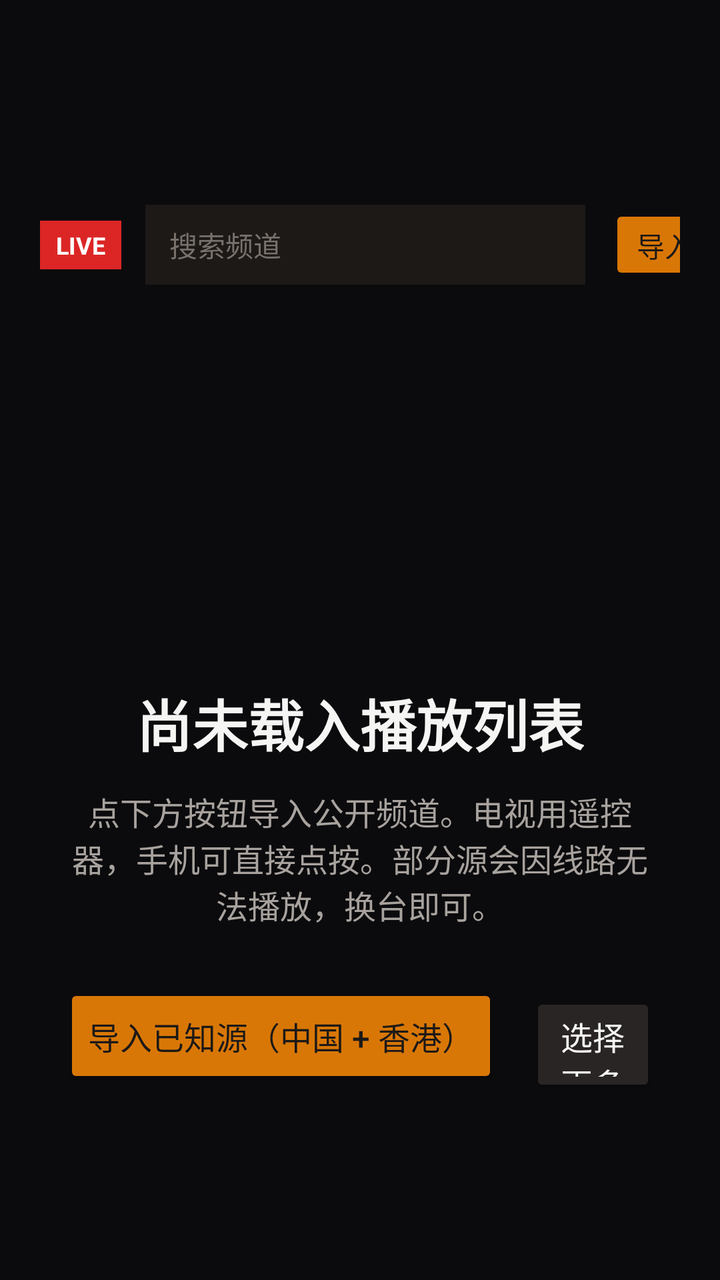
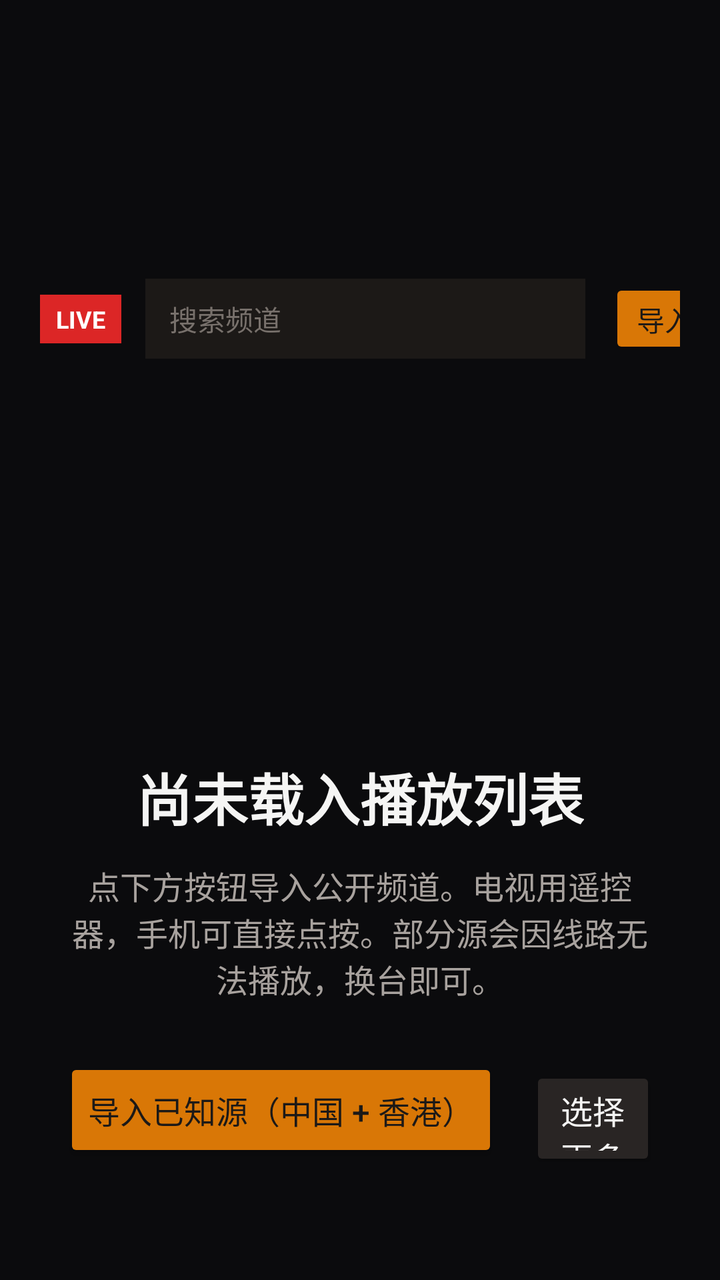

Screens rendered from an Android XML layout before and after an edit, with the pre-edit source and the edit as a unified diff.
<!-- AndroidManifest.xml: application theme Theme.IptvTv -->
<!-- res/layout/activity_main.xml -->
<?xml version="1.0" encoding="utf-8"?>
<LinearLayout xmlns:android="http://schemas.android.com/apk/res/android"
    xmlns:app="http://schemas.android.com/apk/res-auto"
    android:layout_width="match_parent"
    android:layout_height="match_parent"
    android:background="#0B0B0D"
    android:orientation="vertical">

    <LinearLayout
        android:layout_width="match_parent"
        android:layout_height="wrap_content"
        android:gravity="center_vertical"
        android:paddingHorizontal="20dp"
        android:paddingVertical="10dp">

        <TextView
            android:layout_width="wrap_content"
            android:layout_height="wrap_content"
            android:background="#DC2626"
            android:paddingHorizontal="8dp"
            android:paddingVertical="4dp"
            android:text="LIVE"
            android:textColor="#FFFFFF"
            android:textSize="12sp"
            android:textStyle="bold" />

        <LinearLayout
            android:layout_width="0dp"
            android:layout_height="wrap_content"
            android:layout_marginStart="12dp"
            android:layout_weight="1"
            android:orientation="vertical">

            <TextView
                android:layout_width="wrap_content"
                android:layout_height="wrap_content"
                android:text="IPTV 终端"
                android:textColor="#F5F5F4"
                android:textSize="18sp"
                android:textStyle="bold" />

            <TextView
                android:id="@+id/countBadge"
                android:layout_width="wrap_content"
                android:layout_height="wrap_content"
                android:text="0 频道"
                android:textColor="#A8A29E"
                android:textSize="12sp" />
        </LinearLayout>

        <EditText
            android:id="@+id/searchInput"
            android:layout_width="220dp"
            android:layout_height="40dp"
            android:layout_marginEnd="12dp"
            android:background="#1C1917"
            android:focusable="true"
            android:focusableInTouchMode="true"
            android:hint="搜索频道"
            android:imeOptions="actionSearch"
            android:inputType="text"
            android:nextFocusDown="@id/channelList"
            android:paddingHorizontal="12dp"
            android:textColor="#F5F5F4"
            android:textColorHint="#78716C"
            android:textSize="14sp" />

        <Button
            android:id="@+id/importMoreHeader"
            android:layout_width="wrap_content"
            android:layout_height="40dp"
            android:backgroundTint="#D97706"
            android:focusable="true"
            android:nextFocusDown="@id/channelList"
            android:nextFocusRight="@id/copyrightButton"
            android:text="导入 M3U"
            android:textColor="#1C1917" />

        <Button
            android:id="@+id/copyrightButton"
            android:layout_width="wrap_content"
            android:layout_height="40dp"
            android:layout_marginStart="8dp"
            android:backgroundTint="#292524"
            android:focusable="true"
            android:nextFocusLeft="@id/importMoreHeader"
            android:nextFocusDown="@id/channelList"
            android:text="版权"
            android:textColor="#F5F5F4" />
    </LinearLayout>

    <FrameLayout
        android:layout_width="match_parent"
        android:layout_height="0dp"
        android:layout_weight="1">

        <LinearLayout
            android:id="@+id/emptyState"
            android:layout_width="match_parent"
            android:layout_height="match_parent"
            android:gravity="center"
            android:orientation="vertical"
            android:padding="32dp">

            <TextView
                android:layout_width="wrap_content"
                android:layout_height="wrap_content"
                android:text="尚未载入播放列表"
                android:textColor="#F5F5F4"
                android:textSize="28sp"
                android:textStyle="bold" />

            <TextView
                android:id="@+id/emptyHint"
                android:layout_width="match_parent"
                android:layout_height="wrap_content"
                android:layout_marginTop="12dp"
                android:gravity="center"
                android:text="点下方按钮导入公开频道。电视用遥控器，手机可直接点按。部分源会因线路无法播放，换台即可。"
                android:textColor="#A8A29E"
                android:textSize="16sp" />

            <LinearLayout
                android:layout_width="wrap_content"
                android:layout_height="wrap_content"
                android:layout_marginTop="28dp"
                android:orientation="horizontal">

                <Button
                    android:id="@+id/importKnown"
                    android:layout_width="wrap_content"
                    android:layout_height="52dp"
                    android:backgroundTint="#D97706"
                    android:focusable="true"
                    android:nextFocusRight="@id/importEmptyMore"
                    android:text="导入已知源（中国 + 香港）"
                    android:textColor="#1C1917"
                    android:textSize="16sp" />

                <Button
                    android:id="@+id/importEmptyMore"
                    android:layout_width="wrap_content"
                    android:layout_height="52dp"
                    android:layout_marginStart="16dp"
                    android:backgroundTint="#292524"
                    android:focusable="true"
                    android:nextFocusLeft="@id/importKnown"
                    android:text="选择更多列表"
                    android:textColor="#F5F5F4"
                    android:textSize="16sp" />
            </LinearLayout>
        </LinearLayout>

        <LinearLayout
            android:id="@+id/content"
            android:layout_width="match_parent"
            android:layout_height="match_parent"
            android:orientation="horizontal"
            android:visibility="gone">

            <LinearLayout
                android:layout_width="360dp"
                android:layout_height="match_parent"
                android:background="#121110"
                android:orientation="vertical">

                <androidx.recyclerview.widget.RecyclerView
                    android:id="@+id/channelList"
                    android:layout_width="match_parent"
                    android:layout_height="0dp"
                    android:layout_weight="1"
                    android:clipToPadding="false"
                    android:descendantFocusability="afterDescendants"
                    android:focusable="true"
                    android:nextFocusRight="@id/playerView"
                    android:paddingVertical="8dp" />

                <Button
                    android:id="@+id/importMore"
                    android:layout_width="match_parent"
                    android:layout_height="48dp"
                    android:layout_margin="12dp"
                    android:backgroundTint="#292524"
                    android:focusable="true"
                    android:text="导入更多公开源"
                    android:textColor="#F5F5F4" />
            </LinearLayout>

            <FrameLayout
                android:layout_width="0dp"
                android:layout_height="match_parent"
                android:layout_weight="1"
                android:background="#000000">

                <androidx.media3.ui.PlayerView
                    android:id="@+id/playerView"
                    android:layout_width="match_parent"
                    android:layout_height="match_parent"
                    android:focusable="false"
                    android:focusableInTouchMode="false"
                    app:show_buffering="never"
                    app:use_controller="false" />

                <LinearLayout
                    android:layout_width="match_parent"
                    android:layout_height="wrap_content"
                    android:background="#99000000"
                    android:orientation="vertical"
                    android:padding="16dp">

                    <TextView
                        android:id="@+id/nowPlaying"
                        android:layout_width="wrap_content"
                        android:layout_height="wrap_content"
                        android:text="IPTV 终端"
                        android:textColor="#FFFFFF"
                        android:textSize="20sp"
                        android:textStyle="bold" />

                    <TextView
                        android:id="@+id/statusText"
                        android:layout_width="wrap_content"
                        android:layout_height="wrap_content"
                        android:text="选择频道开始播放"
                        android:textColor="#D6D3D1"
                        android:textSize="14sp" />
                </LinearLayout>
            </FrameLayout>
        </LinearLayout>

        <ProgressBar
            android:id="@+id/progress"
            android:layout_width="48dp"
            android:layout_height="48dp"
            android:layout_gravity="center"
            android:indeterminateTint="#FBBF24"
            android:visibility="gone" />
    </FrameLayout>
</LinearLayout>
<!-- resources referenced by this layout -->
<resources>
  <style name="Theme.IptvTv" parent="Theme.AppCompat.NoActionBar">
          <item name="android:windowBackground">#0B0B0D</item>
          <item name="android:windowFullscreen">true</item>
          <item name="android:colorPrimary">#D97706</item>
          <item name="colorAccent">#FBBF24</item>
          <item name="android:windowTranslucentStatus">true</item>
      </style>
</resources>

<!-- the commit's change to res/layout/activity_main.xml (unified diff, before → after) -->
@@ -34,7 +34,7 @@
             <TextView
                 android:layout_width="wrap_content"
                 android:layout_height="wrap_content"
-                android:text="IPTV 终端"
+                android:text="IPTV Client"
                 android:textColor="#F5F5F4"
                 android:textSize="18sp"
                 android:textStyle="bold" />
